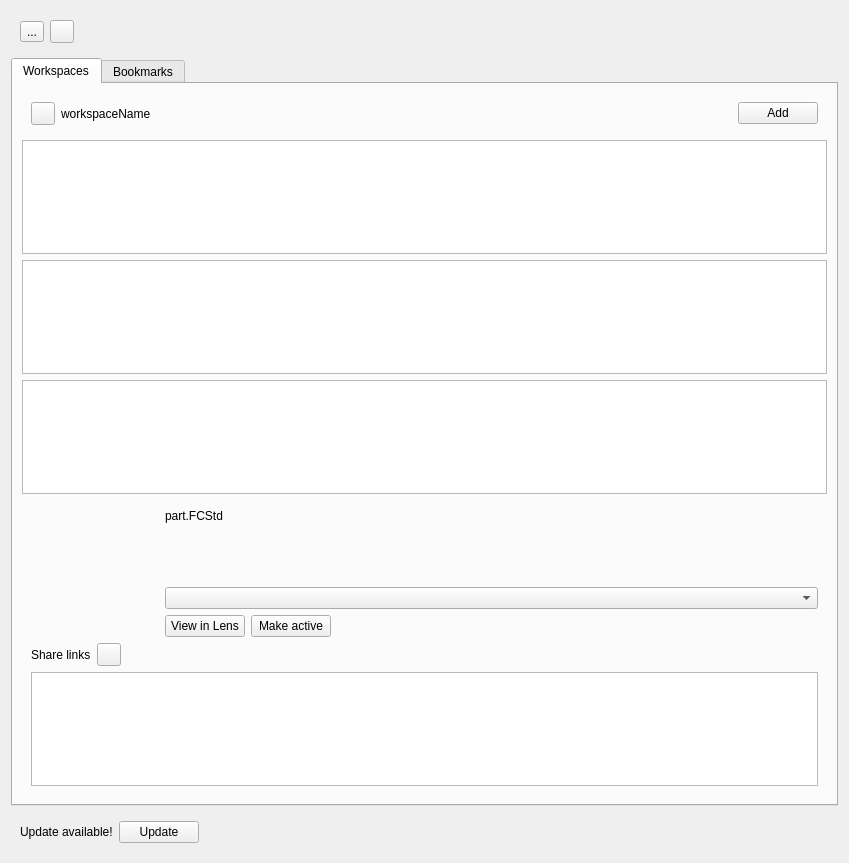
Old version of the form WorkspaceView.ui in the repository Ondsel-Development/Ondsel-Lens-Addon.
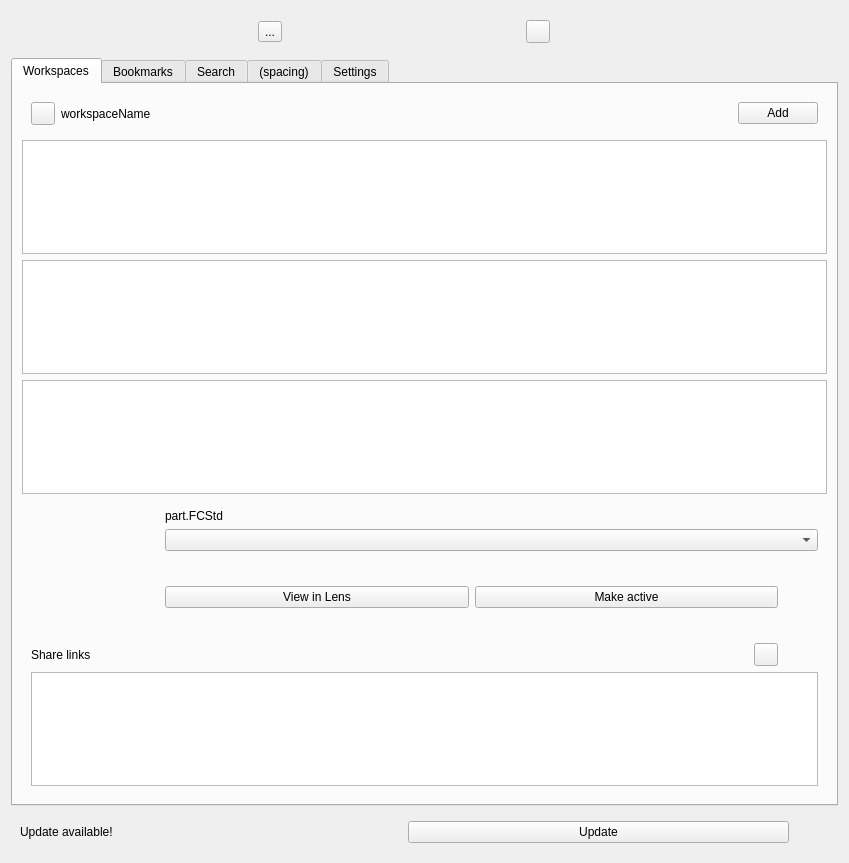
New version of the form. Icons and pictures are not drawn.

```diff
--- a/WorkspaceView.ui
+++ b/WorkspaceView.ui
@@ -58,9 +58,6 @@
       </item>
       <item>
        <spacer name="horizontalSpacer_3">
-        <property name="orientation">
-         <enum>Qt::Orientation::Horizontal</enum>
-        </property>
         <property name="sizeHint" stdset="0">
          <size>
           <width>40</width>
@@ -286,9 +283,6 @@
                 </item>
                 <item>
                  <spacer name="horizontalSpacer_4">
-                  <property name="orientation">
-                   <enum>Qt::Orientation::Horizontal</enum>
-                  </property>
                   <property name="sizeHint" stdset="0">
                    <size>
                     <width>40</width>
@@ -343,9 +337,6 @@
                </item>
                <item>
                 <spacer name="horizontalSpacer_3">
-                 <property name="orientation">
-                  <enum>Qt::Orientation::Horizontal</enum>
-                 </property>
                  <property name="sizeHint" stdset="0">
                   <size>
                    <width>40</width>
@@ -395,6 +386,21 @@
       </attribute>
       <layout class="QVBoxLayout" name="verticalLayout_3"/>
      </widget>
+     <widget class="QWidget" name="tabSearch">
+      <attribute name="title">
+       <string>Search</string>
+      </attribute>
+     </widget>
+     <widget class="QWidget" name="tabSpacing">
+      <attribute name="title">
+       <string>(spacing)</string>
+      </attribute>
+     </widget>
+     <widget class="QWidget" name="tabSettings">
+      <attribute name="title">
+       <string>Settings</string>
+      </attribute>
+     </widget>
     </widget>
    </item>
    <item>
@@ -406,10 +412,7 @@
       </sizepolicy>
      </property>
      <property name="frameShape">
-      <enum>QFrame::Shape::NoFrame</enum>
-     </property>
-     <property name="frameShadow">
-      <enum>QFrame::Shadow::Plain</enum>
+      <enum>QFrame::NoFrame</enum>
      </property>
      <layout class="QHBoxLayout" name="horizontalLayout">
       <item>
@@ -434,9 +437,6 @@
       </item>
       <item>
        <spacer name="horizontalSpacer">
-        <property name="orientation">
-         <enum>Qt::Orientation::Horizontal</enum>
-        </property>
         <property name="sizeHint" stdset="0">
          <size>
           <width>40</width>
```
Left out of the diff: 7 changed lines with no effect on the pictures.
